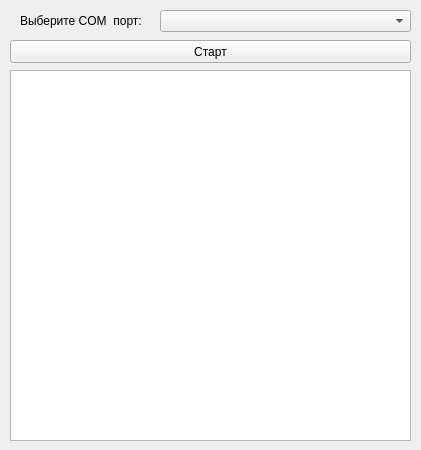
loccupy/Training_stand_for_KGEU, file libs/maket_training_stand.ui: the form before one commit.
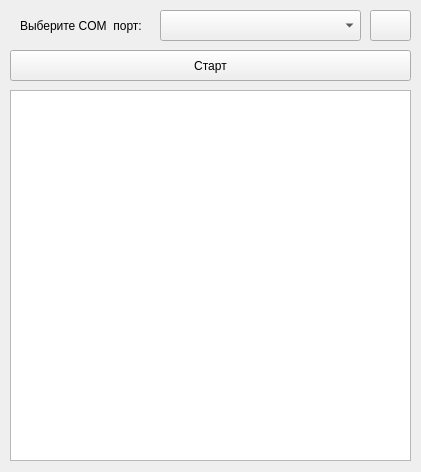
The form after the commit.

Commit message: в работе

Diff of the .ui file:
```diff
--- a/libs/maket_training_stand.ui
+++ b/libs/maket_training_stand.ui
@@ -10,7 +10,7 @@
     <x>0</x>
     <y>0</y>
     <width>421</width>
-    <height>450</height>
+    <height>472</height>
    </rect>
   </property>
   <property name="contextMenuPolicy">
@@ -25,7 +25,7 @@
      <x>20</x>
      <y>10</y>
      <width>121</width>
-     <height>21</height>
+     <height>31</height>
     </rect>
    </property>
    <property name="text">
@@ -36,7 +36,7 @@
    <property name="geometry">
     <rect>
      <x>10</x>
-     <y>70</y>
+     <y>90</y>
      <width>401</width>
      <height>371</height>
     </rect>
@@ -49,9 +49,9 @@
    <property name="geometry">
     <rect>
      <x>10</x>
-     <y>40</y>
+     <y>50</y>
      <width>401</width>
-     <height>23</height>
+     <height>31</height>
     </rect>
    </property>
    <property name="text">
@@ -63,11 +63,24 @@
     <rect>
      <x>160</x>
      <y>10</y>
-     <width>251</width>
-     <height>22</height>
+     <width>201</width>
+     <height>31</height>
     </rect>
    </property>
   </widget>
+  <widget class="QPushButton" name="com_refresh">
+   <property name="geometry">
+    <rect>
+     <x>370</x>
+     <y>10</y>
+     <width>41</width>
+     <height>31</height>
+    </rect>
+   </property>
+   <property name="text">
+    <string/>
+   </property>
+  </widget>
  </widget>
  <resources/>
  <connections/>
```
Left out of the diff: 2 changed lines with no effect on the pictures. The commit also changes 1 other file.
